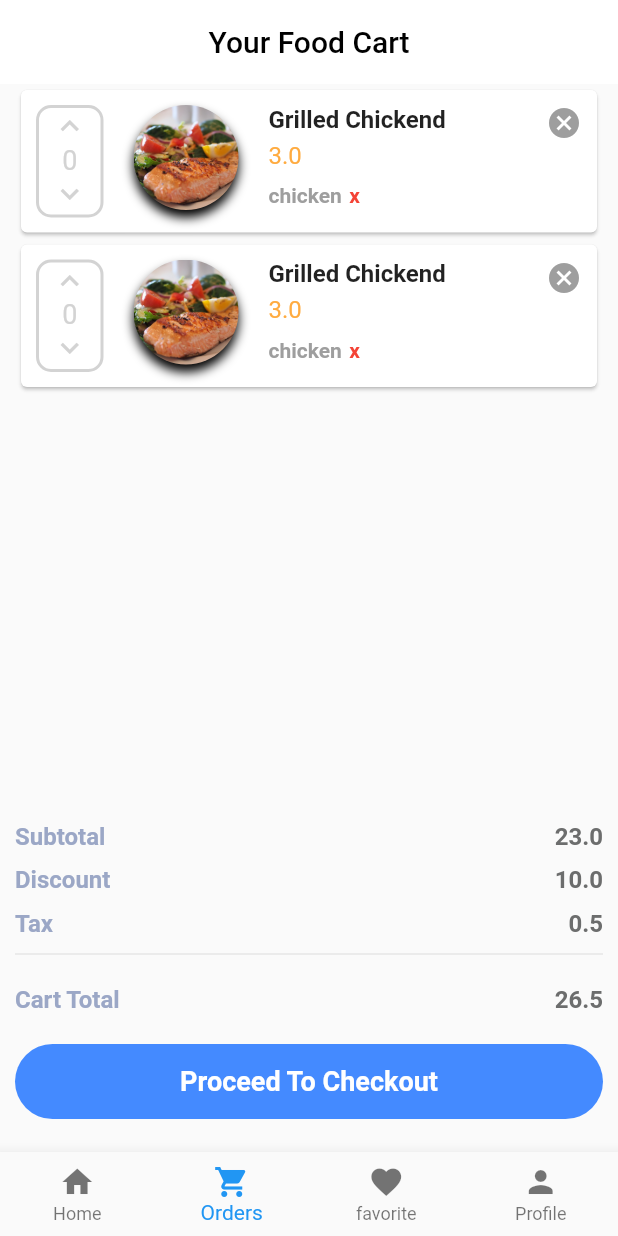
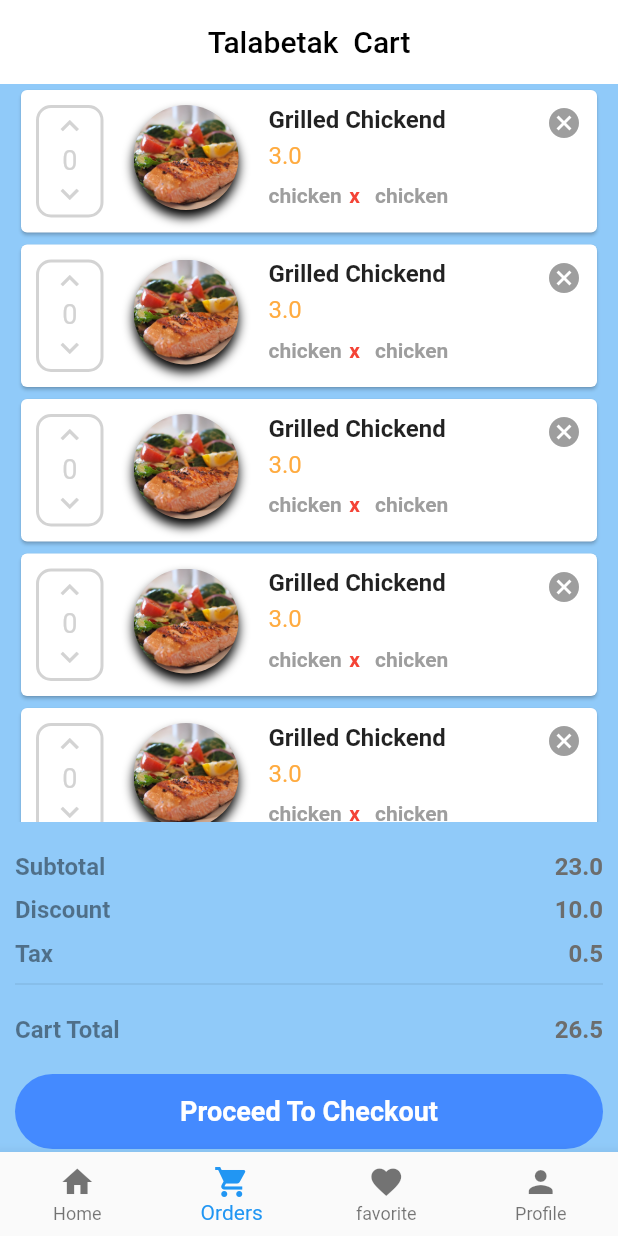
Before and after one commit to Dania-c/FoodDelivery-Flutter, a Flutter app: the screen it shows after launch, item 2 of the bottom bar chosen, on a phone screen of 412 x 824 dp. Run offline on Flutter 3.47's test engine with Material 2 defaults, Android fonts, the phone set to English and light mode, and no system bars.

Commit message:
changing background

```diff
--- a/lib/src/data/category_data.dart
+++ b/lib/src/data/category_data.dart
@@ -4,7 +4,7 @@ final categories = [
   Category(
     numberOfItems: 43,
     imagePath: "assets/images/burger.png",
-    categoryName: "Bmurger",
+    categoryName: "Burger",
   ),
   Category(
     numberOfItems: 20,
@@ -14,7 +14,7 @@ final categories = [
   Category(
       numberOfItems: 23,
       imagePath: "assets/images/coffee-cup.png",
-      categoryName: "Coffe Cup"),
+      categoryName: "Coffee Cup"),
   Category(
       numberOfItems: 90,
       imagePath: "assets/images/beer.png",
--- a/lib/src/pages/home_page.dart
+++ b/lib/src/pages/home_page.dart
@@ -20,6 +20,7 @@ class _HomePageState extends State<HomePage> {
   @override
   Widget build(BuildContext context) {
     return Scaffold(
+      backgroundColor: Colors.blue[200],
       body: ListView(
         padding: EdgeInsets.only(top: 50.0, left: 20.0, right: 20.0),
         children: <Widget>[
--- a/lib/src/pages/order_page.dart
+++ b/lib/src/pages/order_page.dart
@@ -13,9 +13,10 @@ class _OrderPageState extends State<OrderPage> {
   @override
   Widget build(BuildContext context) {
     return Scaffold(
+      backgroundColor: Colors.blue[200],
       appBar: AppBar(
         title: Text(
-          "Your Food Cart",
+          "Talabetak  Cart",
           style: TextStyle(color: Colors.black),
         ),
         centerTitle: true,
@@ -26,6 +27,9 @@ class _OrderPageState extends State<OrderPage> {
           padding: EdgeInsets.symmetric(horizontal: 10.0),
           scrollDirection: Axis.vertical,
           children: <Widget>[
+            OrderCard(),
+            OrderCard(),
+            OrderCard(),
             OrderCard(),
             OrderCard(),
           ]),
@@ -43,6 +47,7 @@ class _OrderPageState extends State<OrderPage> {
       ),
       child: Column(
         children: <Widget>[
+          SizedBox(height: 20.0),
           Row(
             mainAxisSize: MainAxisSize.max,
             mainAxisAlignment: MainAxisAlignment.spaceBetween,
@@ -50,7 +55,7 @@ class _OrderPageState extends State<OrderPage> {
               Text(
                 "Subtotal",
                 style: TextStyle(
-                    color: Color(0xFF9BA7C6),
+                    color: Colors.black45,
                     fontSize: 16.0,
                     fontWeight: FontWeight.bold),
               ),
@@ -73,7 +78,7 @@ class _OrderPageState extends State<OrderPage> {
               Text(
                 "Discount",
                 style: TextStyle(
-                    color: Color(0xFF9BA7C6),
+                    color: Colors.black45,
                     fontSize: 16.0,
                     fontWeight: FontWeight.bold),
               ),
@@ -96,7 +101,7 @@ class _OrderPageState extends State<OrderPage> {
               Text(
                 "Tax",
                 style: TextStyle(
-                    color: Color(0xFF9BA7C6),
+                    color: Colors.black45,
                     fontSize: 16.0,
                     fontWeight: FontWeight.bold),
               ),
@@ -125,7 +130,7 @@ class _OrderPageState extends State<OrderPage> {
               Text(
                 "Cart Total",
                 style: TextStyle(
-                    color: Color(0xFF9BA7C6),
+                    color: Colors.black45,
                     fontSize: 16.0,
                     fontWeight: FontWeight.bold),
               ),
--- a/lib/src/widgets/home_top_info.dart
+++ b/lib/src/widgets/home_top_info.dart
@@ -2,8 +2,11 @@ import 'package:flutter/material.dart';
 
 class HomeTopInfo extends StatelessWidget {
   final textStyle = TextStyle(
+    color: Colors.white,
     fontSize: 32.0,
-    fontWeight: FontWeight.bold,
+    fontWeight: FontWeight.w900,
+    fontStyle: FontStyle.italic,
+    fontFamily: 'Arial',
   );
   @override
   Widget build(BuildContext context) {
@@ -16,8 +19,8 @@ class HomeTopInfo extends StatelessWidget {
           Column(
               crossAxisAlignment: CrossAxisAlignment.start,
               children: <Widget>[
-                Text("What would you", style: textStyle),
-                Text("like to eat ?", style: textStyle)
+                Text(" shou 3abelak?", style: textStyle)
+                // Text(" 3a belakk ?", style: textStyle)
               ]),
           Icon(Icons.notifications_none,
               size: 30.0, color: Theme.of(context).primaryColor),
--- a/lib/src/widgets/order_card.dart
+++ b/lib/src/widgets/order_card.dart
@@ -87,6 +87,44 @@ class OrderCard extends StatelessWidget {
                         ],
                       ),
                     ),
+                    Container(
+                      margin: EdgeInsets.only(right: 10.0),
+                      child: Row(
+                        children: <Widget>[
+                          Text("chicken",
+                              style: TextStyle(
+                                  color: Colors.grey,
+                                  fontWeight: FontWeight.bold)),
+                          SizedBox(width: 5.0),
+                          InkWell(
+                            onTap: () {},
+                            child: Text("x",
+                                style: TextStyle(
+                                    color: Colors.red,
+                                    fontWeight: FontWeight.bold)),
+                          ),
+                        ],
+                      ),
+                    ),
+                    Container(
+                      margin: EdgeInsets.only(right: 10.0),
+                      child: Row(
+                        children: <Widget>[
+                          Text("chicken",
+                              style: TextStyle(
+                                  color: Colors.grey,
+                                  fontWeight: FontWeight.bold)),
+                          SizedBox(width: 5.0),
+                          InkWell(
+                            onTap: () {},
+                            child: Text("x",
+                                style: TextStyle(
+                                    color: Colors.red,
+                                    fontWeight: FontWeight.bold)),
+                          ),
+                        ],
+                      ),
+                    ),
                   ],
                 ),
               ),
--- a/lib/src/widgets/search_field.dart
+++ b/lib/src/widgets/search_field.dart
@@ -8,7 +8,7 @@ class SearchField extends StatelessWidget {
       borderRadius: BorderRadius.circular(30.0),
       child: TextField(
         decoration: InputDecoration(
-            hintText: "Search any food",
+            hintText: "lyom 3abele...",
             suffixIcon: Material(
               elevation: 5.0,
               borderRadius: BorderRadius.circular(30.0),
```
Also changed, not shown: assets/images/Fahita.jpeg (added), assets/images/Italian.jpeg (added).
